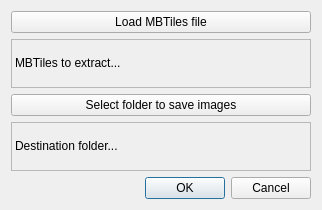
cayetanobv/QGIS-Plugin-MBTiles2img, file mbtiles2img_dialog_base.ui: the form before one commit.
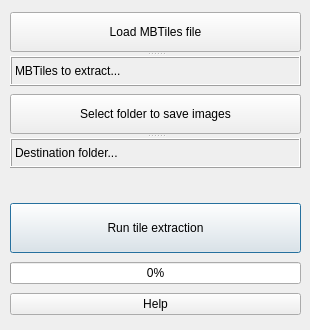
The form after the commit.

What changed in the file:
```diff
--- a/mbtiles2img_dialog_base.ui
+++ b/mbtiles2img_dialog_base.ui
@@ -6,46 +6,123 @@
    <rect>
     <x>0</x>
     <y>0</y>
-    <width>322</width>
-    <height>210</height>
+    <width>310</width>
+    <height>330</height>
    </rect>
   </property>
   <property name="minimumSize">
    <size>
-    <width>300</width>
-    <height>210</height>
+    <width>310</width>
+    <height>330</height>
    </size>
   </property>
   <property name="maximumSize">
    <size>
-    <width>800</width>
-    <height>211</height>
+    <width>310</width>
+    <height>330</height>
    </size>
   </property>
   <property name="windowTitle">
    <string>MBTiles images extract</string>
   </property>
-  <layout class="QVBoxLayout" name="verticalLayout">
-   <item>
-    <layout class="QGridLayout" name="gridLayout">
-     <item row="2" column="0">
-      <widget class="QPushButton" name="selectDestFolderButton">
-       <property name="text">
-        <string>Select folder to save images</string>
-       </property>
-      </widget>
-     </item>
-     <item row="0" column="0">
+  <widget class="QWidget" name="">
+   <property name="geometry">
+    <rect>
+     <x>10</x>
+     <y>200</y>
+     <width>291</width>
+     <height>121</height>
+    </rect>
+   </property>
+   <layout class="QVBoxLayout" name="verticalLayout_2">
+    <item>
+     <widget class="QPushButton" name="runExtractionButton">
+      <property name="sizePolicy">
+       <sizepolicy hsizetype="Minimum" vsizetype="Fixed">
+        <horstretch>0</horstretch>
+        <verstretch>0</verstretch>
+       </sizepolicy>
+      </property>
+      <property name="minimumSize">
+       <size>
+        <width>0</width>
+        <height>50</height>
+       </size>
+      </property>
+      <property name="maximumSize">
+       <size>
+        <width>16777215</width>
+        <height>50</height>
+       </size>
+      </property>
+      <property name="text">
+       <string>Run tile extraction</string>
+      </property>
+     </widget>
+    </item>
+    <item>
+     <widget class="QProgressBar" name="progressBar">
+      <property name="value">
+       <number>0</number>
+      </property>
+     </widget>
+    </item>
+    <item>
+     <widget class="QPushButton" name="helpButton">
+      <property name="text">
+       <string>Help</string>
+      </property>
+     </widget>
+    </item>
+   </layout>
+  </widget>
+  <widget class="QWidget" name="">
+   <property name="geometry">
+    <rect>
+     <x>10</x>
+     <y>10</y>
+     <width>291</width>
+     <height>161</height>
+    </rect>
+   </property>
+   <layout class="QGridLayout" name="gridLayout">
+    <item row="0" column="0">
+     <widget class="QSplitter" name="splitter">
+      <property name="orientation">
+       <enum>Qt::Vertical</enum>
+      </property>
       <widget class="QPushButton" name="loadFileButton">
+       <property name="minimumSize">
+        <size>
+         <width>0</width>
+         <height>40</height>
+        </size>
+       </property>
+       <property name="maximumSize">
+        <size>
+         <width>16777215</width>
+         <height>40</height>
+        </size>
+       </property>
        <property name="text">
         <string>Load MBTiles file</string>
        </property>
       </widget>
-     </item>
-     <item row="1" column="0">
       <widget class="QLabel" name="labelPathMBTiles">
+       <property name="minimumSize">
+        <size>
+         <width>0</width>
+         <height>30</height>
+        </size>
+       </property>
+       <property name="maximumSize">
+        <size>
+         <width>16777215</width>
+         <height>30</height>
+        </size>
+       </property>
        <property name="frameShape">
-        <enum>QFrame::StyledPanel</enum>
+        <enum>QFrame::Box</enum>
        </property>
        <property name="frameShadow">
         <enum>QFrame::Raised</enum>
@@ -60,11 +137,45 @@
         <set>Qt::LinksAccessibleByKeyboard|Qt::LinksAccessibleByMouse|Qt::TextBrowserInteraction|Qt::TextSelectableByKeyboard|Qt::TextSelectableByMouse</set>
        </property>
       </widget>
-     </item>
-     <item row="3" column="0">
+     </widget>
+    </item>
+    <item row="1" column="0">
+     <widget class="QSplitter" name="splitter_2">
+      <property name="orientation">
+       <enum>Qt::Vertical</enum>
+      </property>
+      <widget class="QPushButton" name="selectDestFolderButton">
+       <property name="minimumSize">
+        <size>
+         <width>0</width>
+         <height>40</height>
+        </size>
+       </property>
+       <property name="maximumSize">
+        <size>
+         <width>16777215</width>
+         <height>40</height>
+        </size>
+       </property>
+       <property name="text">
+        <string>Select folder to save images</string>
+       </property>
+      </widget>
       <widget class="QLabel" name="labelPathDestFolder">
+       <property name="minimumSize">
+        <size>
+         <width>0</width>
+         <height>30</height>
+        </size>
+       </property>
+       <property name="maximumSize">
+        <size>
+         <width>16777215</width>
+         <height>30</height>
+        </size>
+       </property>
        <property name="frameShape">
-        <enum>QFrame::StyledPanel</enum>
+        <enum>QFrame::Box</enum>
        </property>
        <property name="frameShadow">
         <enum>QFrame::Raised</enum>
@@ -79,20 +190,10 @@
         <set>Qt::LinksAccessibleByKeyboard|Qt::LinksAccessibleByMouse|Qt::TextBrowserInteraction|Qt::TextSelectableByKeyboard|Qt::TextSelectableByMouse</set>
        </property>
       </widget>
-     </item>
-    </layout>
-   </item>
-   <item>
-    <widget class="QDialogButtonBox" name="button_box">
-     <property name="orientation">
-      <enum>Qt::Horizontal</enum>
-     </property>
-     <property name="standardButtons">
-      <set>QDialogButtonBox::Cancel|QDialogButtonBox::Ok</set>
-     </property>
-    </widget>
-   </item>
-  </layout>
+     </widget>
+    </item>
+   </layout>
+  </widget>
  </widget>
  <resources/>
  <connections>
```
Left out of the diff: 35 changed lines with no effect on the pictures.
